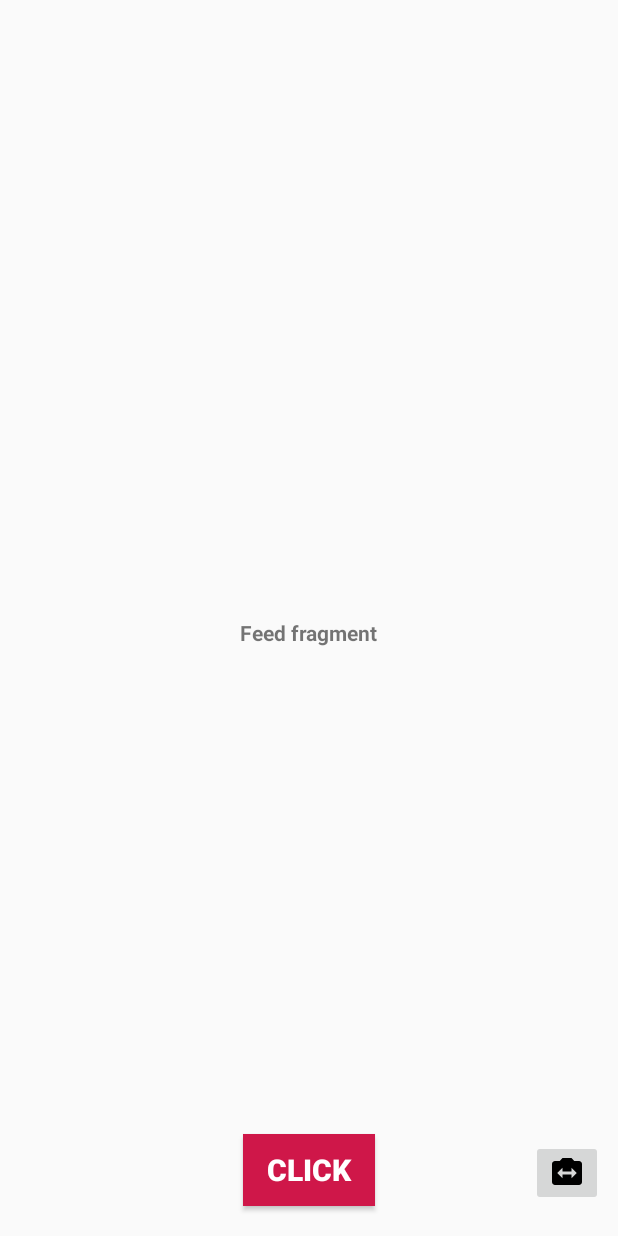
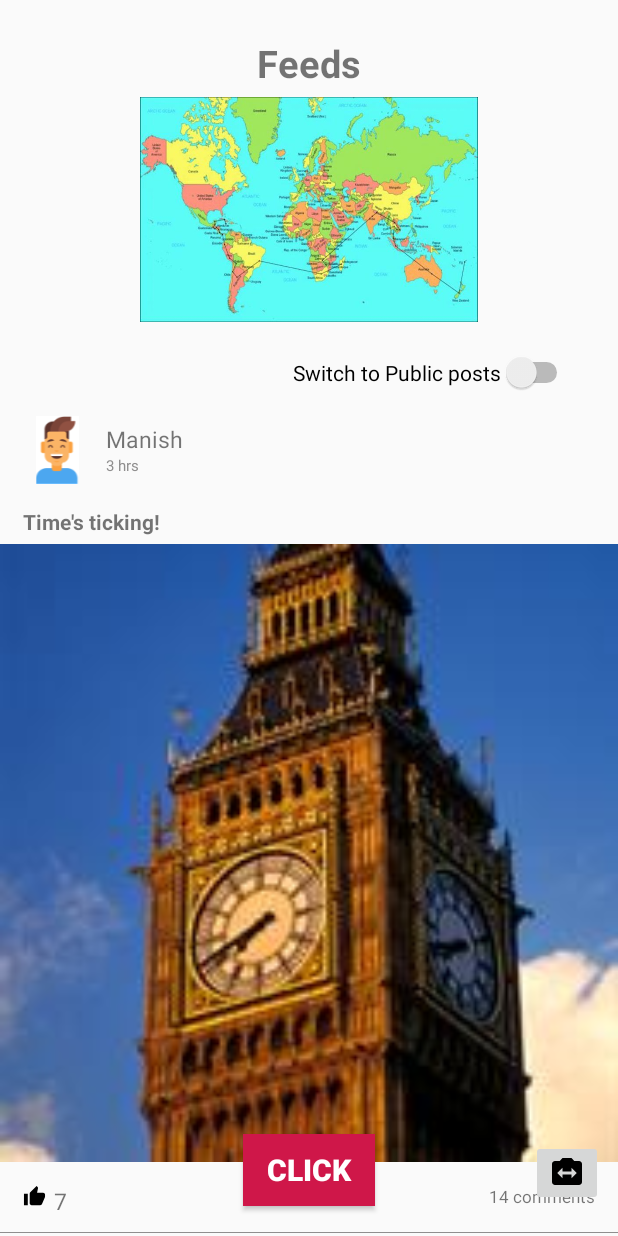
Before and after one commit to Rahulvs10/Wander, an Android app: the fragment FeedFragment placed in its activity, on a phone screen of 412 x 824 dp. Run offline under Robolectric (Android 15) with nearby library versions, the phone set to English and light mode, and no system bars; libraries missing offline, so code that uses them is left out: com.camerakit; plain views replace CameraKitView; Roboto replaces fonts that are not available here; 4 statements that could not run were skipped.

Commit message:
Add Feed Fragment

```diff
--- a/Android/app/build.gradle
+++ b/Android/app/build.gradle
@@ -37,4 +37,6 @@ dependencies {
     implementation 'com.camerakit:jpegkit:0.1.0'
     implementation 'org.jetbrains.kotlin:kotlin-stdlib-jdk7:1.3.0'
     implementation 'org.jetbrains.kotlinx:kotlinx-coroutines-android:1.0.0'
+    implementation 'com.github.bumptech.glide:glide:4.11.0'
+    annotationProcessor 'com.github.bumptech.glide:compiler:4.11.0'
 }
--- /dev/null
+++ b/Android/app/src/main/java/com/example/wander/feed/FeedAdapter.java
@@ -0,0 +1,94 @@
+package com.example.wander.feed;
+
+import android.content.Context;
+import android.view.LayoutInflater;
+import android.view.View;
+import android.view.ViewGroup;
+import android.widget.ImageView;
+import android.widget.TextView;
+import android.widget.Toast;
+
+import androidx.annotation.NonNull;
+import androidx.recyclerview.widget.RecyclerView;
+
+import com.bumptech.glide.Glide;
+import com.bumptech.glide.RequestManager;
+import com.example.wander.R;
+
+import java.lang.reflect.Array;
+import java.util.ArrayList;
+
+public class FeedAdapter extends RecyclerView.Adapter<FeedAdapter.FeedViewHolder> {
+
+    Context context;
+    ArrayList<FeedInteractor> feedInteractorArrayList;
+    RequestManager glide;
+    int switch_status; //0=>friend's posts, 1=>public posts
+    int type_of_posts; //0=>friend's posts, 1=>public posts
+
+    public FeedAdapter(Context context, ArrayList<FeedInteractor> feedInteractorArrayList,int switch_status) {
+        this.context = context;
+        this.feedInteractorArrayList = feedInteractorArrayList;
+        this.switch_status = switch_status;
+        glide = Glide.with(context);
+    }
+
+    @NonNull
+    @Override
+    public FeedViewHolder onCreateViewHolder(@NonNull ViewGroup parent, int viewType) {
+
+        View view = LayoutInflater.from(parent.getContext()).inflate(R.layout.row_feed,parent,false);
+        FeedViewHolder viewHolder = new FeedViewHolder(view);
+
+        return viewHolder;
+    }
+
+    @Override
+    public void onBindViewHolder(@NonNull FeedViewHolder holder, int position) {
+        final FeedInteractor feedInteractor = feedInteractorArrayList.get(position);
+
+        holder.name.setText(feedInteractor.getName());
+        holder.timestamp.setText(feedInteractor.getTime());
+        //Number of likes should be in number format
+        holder.likes.setText(String.valueOf(feedInteractor.getLikes()));
+        holder.comments.setText(feedInteractor.getComments() + " comments");
+        holder.status.setText(feedInteractor.getStatus());
+
+        //Load the image into the image view corresponding to profile pic
+        glide.load(feedInteractor.getProfile_pic()).into(holder.profile_pic);
+
+        //Check if there is an image in database and accordingly populate the image view corresponding to posted_pic
+        if (feedInteractor.getPosted_pic() == 0) {
+            holder.posted_pic.setVisibility(View.GONE);
+        } else {
+            holder.posted_pic.setVisibility(View.VISIBLE);
+            glide.load(feedInteractor.getPosted_pic()).into(holder.posted_pic);
+        }
+
+    }
+
+    @Override
+    public int getItemCount() {
+        return feedInteractorArrayList.size();
+    }
+
+    public class FeedViewHolder extends RecyclerView.ViewHolder {
+
+        TextView name,timestamp,likes,comments, status;
+        ImageView profile_pic,posted_pic;
+
+        public FeedViewHolder(@NonNull View itemView) {
+            super(itemView);
+
+            profile_pic = itemView.findViewById(R.id.profile_pic);
+            posted_pic = itemView.findViewById(R.id.posted_pic);
+
+            name = itemView.findViewById(R.id.tv_name);
+            timestamp = itemView.findViewById(R.id.tv_timestamp);
+            likes = itemView.findViewById(R.id.tv_likes);
+            comments = itemView.findViewById(R.id.tv_comments);
+            status = itemView.findViewById(R.id.tv_status);
+
+        }
+    }
+}
--- a/Android/app/src/main/java/com/example/wander/feed/FeedFragment.java
+++ b/Android/app/src/main/java/com/example/wander/feed/FeedFragment.java
@@ -4,15 +4,32 @@ import android.content.Context;
 import android.net.Uri;
 import android.os.Bundle;
 
+import androidx.annotation.NonNull;
+import androidx.annotation.Nullable;
 import androidx.fragment.app.Fragment;
+import androidx.recyclerview.widget.LinearLayoutManager;
+import androidx.recyclerview.widget.RecyclerView;
+import androidx.viewpager.widget.ViewPager;
 
 import android.view.LayoutInflater;
 import android.view.View;
 import android.view.ViewGroup;
+import android.widget.CompoundButton;
+import android.widget.LinearLayout;
+import android.widget.Switch;
+import android.widget.Toast;
 
 import com.example.wander.R;
 
+import java.util.ArrayList;
+
 public class FeedFragment extends Fragment {
+
+    RecyclerView friends_feeds_recycler,public_feeds_recycler;
+    ArrayList<FeedInteractor> feedInteractorArrayList = new ArrayList<>();
+    FeedAdapter feedAdapter;
+
+    private Switch switch_posts;
 
     public FeedFragment() {
         // Required empty public constructor
@@ -28,6 +45,64 @@ public class FeedFragment extends Fragment {
     public View onCreateView(LayoutInflater inflater, ViewGroup container,
                              Bundle savedInstanceState) {
         // Inflate the layout for this fragment
-        return inflater.inflate(R.layout.fragment_feed, container, false);
+        View view = inflater.inflate(R.layout.fragment_feed, container, false);
+        switch_posts = view.findViewById(R.id.type_of_posts);
+        friends_feeds_recycler = view.findViewById(R.id.friends_feeds_recycler);
+        public_feeds_recycler = view.findViewById(R.id.public_feeds_recycler);
+
+        //By default display Friends posts
+        showFriendsPosts();
+
+        //Switch for friends or public posts
+        switch_posts.setOnCheckedChangeListener((compoundButton, isSwitchedOn) -> {
+            if (isSwitchedOn) {
+                //Friends posts
+                showPublicPosts();
+            }else {
+                //Public posts
+                showFriendsPosts();
+            }
+        });
+
+
+        return view;
+    }
+
+    private void showFriendsPosts() {
+        public_feeds_recycler.setVisibility(View.GONE);
+        friends_feeds_recycler.setVisibility(View.VISIBLE);
+        friends_feeds_recycler.setLayoutManager(new LinearLayoutManager(getContext()));
+        feedAdapter = new FeedAdapter(getContext(),feedInteractorArrayList,0);
+        friends_feeds_recycler.setAdapter(feedAdapter);
+
+        //In order to avoid duplicating the posts
+        feedAdapter.feedInteractorArrayList.clear();
+        fillFriendsFeedRecycler();
+    }
+
+    private void showPublicPosts() {
+        friends_feeds_recycler.setVisibility(View.GONE);
+        public_feeds_recycler.setVisibility(View.VISIBLE);
+        public_feeds_recycler.setLayoutManager(new LinearLayoutManager(getContext()));
+        feedAdapter = new FeedAdapter(getContext(),feedInteractorArrayList,1);
+        public_feeds_recycler.setAdapter(feedAdapter);
+
+        //In order to avoid duplicating the posts
+        feedAdapter.feedInteractorArrayList.clear();
+        fillPublicFeedRecycler();
+    }
+
+
+    private void fillFriendsFeedRecycler() {
+        FeedInteractor feedItem = new FeedInteractor(1,7,R.drawable.profile_pic,R.drawable.img1,14,"Manish","3 hrs", "Time's ticking!",0);
+        feedInteractorArrayList.add(feedItem);
+
+        feedItem = new FeedInteractor(3,16,R.drawable.profile_pic,R.drawable.img3,24,"Manish","1 hrs", "Octopus invasion!!",0);
+        feedInteractorArrayList.add(feedItem);
+    }
+
+    private void fillPublicFeedRecycler() {
+        FeedInteractor feedItem = new FeedInteractor(2,26,R.drawable.profile_pic,R.drawable.img2,10,"Manish","2 hrs", "#Photography",1);
+        feedInteractorArrayList.add(feedItem);
     }
 }
--- /dev/null
+++ b/Android/app/src/main/java/com/example/wander/feed/FeedInteractor.java
@@ -0,0 +1,91 @@
+package com.example.wander.feed;
+
+public class FeedInteractor {
+
+    private int id,likes,profile_pic,posted_pic,comments;
+    String name,time,status;
+    private int type_of_posts; //0=>friend's posts, 1=>public posts
+
+    public FeedInteractor(int id, int likes, int profile_pic, int posted_pic, int comments, String name, String time, String status,int type_of_posts) {
+        this.id = id;
+        this.likes = likes;
+        this.profile_pic = profile_pic;
+        this.posted_pic = posted_pic;
+        this.comments = comments;
+        this.name = name;
+        this.time = time;
+        this.status = status;
+    }
+
+    public int getId() {
+        return id;
+    }
+
+    public void setId(int id) {
+        this.id = id;
+    }
+
+    public int getLikes() {
+        return likes;
+    }
+
+    public void setLikes(int likes) {
+        this.likes = likes;
+    }
+
+    public int getProfile_pic() {
+        return profile_pic;
+    }
+
+    public void setProfile_pic(int profile_pic) {
+        this.profile_pic = profile_pic;
+    }
+
+    public int getPosted_pic() {
+        return posted_pic;
+    }
+
+    public void setPosted_pic(int posted_pic) {
+        this.posted_pic = posted_pic;
+    }
+
+    public int getComments() {
+        return comments;
+    }
+
+    public void setComments(int comments) {
+        this.comments = comments;
+    }
+
+    public String getName() {
+        return name;
+    }
+
+    public void setName(String name) {
+        this.name = name;
+    }
+
+    public String getTime() {
+        return time;
+    }
+
+    public int getType_of_posts() {
+        return type_of_posts;
+    }
+
+    public void setType_of_posts(int type_of_posts) {
+        this.type_of_posts = type_of_posts;
+    }
+
+    public void setTime(String time) {
+        this.time = time;
+    }
+
+    public String getStatus() {
+        return status;
+    }
+
+    public void setStatus(String status) {
+        this.status = status;
+    }
+}
--- /dev/null
+++ b/Android/app/src/main/java/com/example/wander/feed/FeedPresenter.java
@@ -0,0 +1,4 @@
+package com.example.wander.feed;
+
+public class FeedPresenter {
+}
--- a/Android/app/src/main/java/com/example/wander/home/HomeFragment.java
+++ b/Android/app/src/main/java/com/example/wander/home/HomeFragment.java
@@ -8,11 +8,6 @@ import android.os.Bundle;
 import androidx.annotation.NonNull;
 import androidx.annotation.Nullable;
 import androidx.fragment.app.Fragment;
-import androidx.viewpager.widget.ViewPager;
-
-import android.os.Environment;
-import android.provider.MediaStore;
-import android.util.Log;
 import android.view.LayoutInflater;
 import android.view.View;
 import android.view.ViewGroup;
--- /dev/null
+++ b/Android/app/src/main/res/drawable/ic_comment.xml
@@ -0,0 +1,9 @@
+<vector xmlns:android="http://schemas.android.com/apk/res/android"
+        android:width="24dp"
+        android:height="24dp"
+        android:viewportWidth="24.0"
+        android:viewportHeight="24.0">
+    <path
+        android:fillColor="#FF000000"
+        android:pathData="M21.99,4c0,-1.1 -0.89,-2 -1.99,-2L4,2c-1.1,0 -2,0.9 -2,2v12c0,1.1 0.9,2 2,2h14l4,4 -0.01,-18zM18,14L6,14v-2h12v2zM18,11L6,11L6,9h12v2zM18,8L6,8L6,6h12v2z"/>
+</vector>
--- /dev/null
+++ b/Android/app/src/main/res/drawable/ic_screen_share.xml
@@ -0,0 +1,9 @@
+<vector xmlns:android="http://schemas.android.com/apk/res/android"
+        android:width="24dp"
+        android:height="24dp"
+        android:viewportWidth="24.0"
+        android:viewportHeight="24.0">
+    <path
+        android:fillColor="#FF000000"
+        android:pathData="M20,18c1.1,0 1.99,-0.9 1.99,-2L22,6c0,-1.11 -0.9,-2 -2,-2L4,4c-1.11,0 -2,0.89 -2,2v10c0,1.1 0.89,2 2,2L0,18v2h24v-2h-4zM13,14.47v-2.19c-2.78,0 -4.61,0.85 -6,2.72 0.56,-2.67 2.11,-5.33 6,-5.87L13,7l4,3.73 -4,3.74z"/>
+</vector>
--- /dev/null
+++ b/Android/app/src/main/res/drawable/ic_thumb_up.xml
@@ -0,0 +1,9 @@
+<vector xmlns:android="http://schemas.android.com/apk/res/android"
+        android:width="24dp"
+        android:height="24dp"
+        android:viewportWidth="24.0"
+        android:viewportHeight="24.0">
+    <path
+        android:fillColor="#FF000000"
+        android:pathData="M1,21h4L5,9L1,9v12zM23,10c0,-1.1 -0.9,-2 -2,-2h-6.31l0.95,-4.57 0.03,-0.32c0,-0.41 -0.17,-0.79 -0.44,-1.06L14.17,1 7.59,7.59C7.22,7.95 7,8.45 7,9v10c0,1.1 0.9,2 2,2h9c0.83,0 1.54,-0.5 1.84,-1.22l3.02,-7.05c0.09,-0.23 0.14,-0.47 0.14,-0.73v-1.91l-0.01,-0.01L23,10z"/>
+</vector>
--- a/Android/app/src/main/res/layout/fragment_feed.xml
+++ b/Android/app/src/main/res/layout/fragment_feed.xml
@@ -1,16 +1,51 @@
 <?xml version="1.0" encoding="utf-8"?>
-<FrameLayout xmlns:android="http://schemas.android.com/apk/res/android"
+<LinearLayout xmlns:android="http://schemas.android.com/apk/res/android"
     xmlns:tools="http://schemas.android.com/tools"
     android:layout_width="match_parent"
     android:layout_height="match_parent"
+    android:orientation="vertical"
     tools:context=".feed.FeedFragment">
 
-    <!-- TODO: Update blank fragment layout -->
+
     <TextView
         android:layout_width="wrap_content"
         android:layout_height="wrap_content"
+        android:textStyle="bold"
+        android:textSize="25sp"
+        android:layout_marginTop="5dp"
         android:layout_gravity="center"
-        android:textStyle="bold"
-        android:text="Feed fragment" />
+        android:text="Feeds"/>
 
-</FrameLayout>
+    <ImageView
+        android:id="@+id/map"
+        android:layout_width="match_parent"
+        android:layout_height="150dp"
+        android:src="@drawable/world_map"
+        android:layout_marginTop="5dp"
+        android:contentDescription="@string/map_of_the_world"/>
+
+    <Switch
+        android:id="@+id/type_of_posts"
+        android:layout_width="wrap_content"
+        android:layout_height="wrap_content"
+        android:layout_gravity="right"
+        android:layout_marginTop="20dp"
+        android:layout_marginEnd="30dp"
+        android:text="Switch to Public posts" />
+
+
+<!--  Recycler view for friends posts  -->
+    <androidx.recyclerview.widget.RecyclerView
+        android:id="@+id/friends_feeds_recycler"
+        android:layout_width="match_parent"
+        android:layout_height="wrap_content"/>
+
+<!--  Recycler view for public posts  -->
+    <androidx.recyclerview.widget.RecyclerView
+        android:id="@+id/public_feeds_recycler"
+        android:visibility="gone"
+        android:layout_width="match_parent"
+        android:layout_height="wrap_content"/>
+
+
+</LinearLayout>
--- a/Android/app/src/main/res/layout/fragment_home.xml
+++ b/Android/app/src/main/res/layout/fragment_home.xml
@@ -11,10 +11,8 @@
         android:layout_width="match_parent"
         android:layout_height="match_parent"
         android:adjustViewBounds="true"
-        android:keepScreenOn="true"
-        app:camera_flash="auto"
         app:camera_facing="back"
-        app:camera_focus="continuous"
+        app:camera_focus="auto"
         app:camera_permissions="camera" />
 
     <ImageView
--- /dev/null
+++ b/Android/app/src/main/res/layout/row_feed.xml
@@ -0,0 +1,222 @@
+<?xml version="1.0" encoding="utf-8"?>
+<RelativeLayout xmlns:android="http://schemas.android.com/apk/res/android"
+    android:layout_width="match_parent"
+    android:layout_height="wrap_content"
+    android:layout_marginBottom="25dp">
+
+
+<!-- Top row profile info  -->
+    <RelativeLayout
+        android:id="@+id/profile_row"
+        android:layout_marginStart="15dp"
+        android:layout_marginTop="15dp"
+        android:layout_marginEnd="15dp"
+        android:layout_width="match_parent"
+        android:layout_height="wrap_content">
+
+<!--    Profile picture    -->
+        <ImageView
+            android:id="@+id/profile_pic"
+            android:layout_width="45dp"
+            android:layout_height="45dp"
+            android:adjustViewBounds="true"
+            android:scaleType="fitCenter"
+            android:src="@drawable/profile_pic"/>
+
+<!--    Name and timestamp    -->
+        <LinearLayout
+            android:layout_width="wrap_content"
+            android:layout_height="wrap_content"
+            android:layout_marginStart="10dp"
+            android:layout_toEndOf="@+id/profile_pic"
+            android:layout_centerVertical="true"
+            android:orientation="vertical">
+
+            <TextView
+                android:id="@+id/tv_name"
+                android:layout_width="wrap_content"
+                android:layout_height="wrap_content"
+                android:text="Robert Downey Jr."
+                android:textSize="15sp"/>
+
+            <TextView
+                android:id="@+id/tv_timestamp"
+                android:layout_width="wrap_content"
+                android:layout_height="wrap_content"
+                android:textSize="10sp"
+                android:text="timestamp"
+                android:textColor="#8F8E8E"/>
+
+        </LinearLayout>
+
+    </RelativeLayout>
+
+<!--  Text related to the pic posted  -->
+    <TextView
+        android:id="@+id/tv_status"
+        android:layout_width="match_parent"
+        android:layout_height="wrap_content"
+        android:layout_below="@id/profile_row"
+        android:textSize="14sp"
+        android:layout_marginStart="15dp"
+        android:layout_marginEnd="15dp"
+        android:text="Wonderful pic!!"
+        android:textStyle="bold"
+        android:layout_marginTop="15dp"/>
+
+<!--  Pic posted for feeds  -->
+<!--  Initially the posted pic has visibility of "gone"  -->
+    <ImageView
+        android:id="@+id/posted_pic"
+        android:layout_width="match_parent"
+        android:layout_height="wrap_content"
+        android:layout_below="@id/tv_status"
+        android:layout_marginTop="5dp"
+        android:visibility="gone"
+        android:adjustViewBounds="true"
+        android:scaleType="fitCenter"
+        android:src="@drawable/img1"/>
+
+<!--  Likes and comments section  -->
+    <RelativeLayout
+        android:id="@+id/likes_and_comments_section"
+        android:layout_width="match_parent"
+        android:layout_height="wrap_content"
+        android:layout_marginTop="15dp"
+        android:layout_marginEnd="15dp"
+        android:layout_marginStart="15dp"
+        android:layout_below="@id/posted_pic">
+
+<!--    Likes    -->
+        <LinearLayout
+            android:layout_width="wrap_content"
+            android:layout_height="wrap_content">
+
+            <ImageView
+                android:layout_width="15dp"
+                android:layout_height="15dp"
+                android:src="@drawable/ic_thumb_up"/>
+
+            <TextView
+                android:id="@+id/tv_likes"
+                android:layout_width="wrap_content"
+                android:layout_height="wrap_content"
+                android:text="156"
+                android:textSize="15sp"
+                android:layout_marginStart="5dp"/>
+
+        </LinearLayout>
+
+<!--    Comments    -->
+        <TextView
+            android:id="@+id/tv_comments"
+            android:layout_width="wrap_content"
+            android:layout_height="wrap_content"
+            android:layout_alignParentRight="true"
+            android:text="45 comments"
+            android:textSize="11sp"/>
+
+    </RelativeLayout>
+
+
+
+    <ImageView
+        android:id="@+id/line_separation"
+        android:layout_width="match_parent"
+        android:layout_height="0.5dp"
+        android:background="#8F8E8E"
+        android:layout_marginTop="10dp"
+        android:layout_below="@id/likes_and_comments_section"/>
+
+    <LinearLayout
+        android:layout_width="match_parent"
+        android:layout_height="45dp"
+        android:layout_below="@id/line_separation">
+
+        <RelativeLayout
+            android:layout_width="match_parent"
+            android:layout_height="match_parent"
+            android:layout_weight="1">
+
+            <LinearLayout
+                android:layout_width="wrap_content"
+                android:layout_height="wrap_content"
+                android:layout_centerInParent="true">
+
+                <ImageView
+                    android:layout_width="18dp"
+                    android:layout_height="18dp"
+                    android:adjustViewBounds="true"
+                    android:scaleType="fitCenter"
+                    android:src="@drawable/ic_thumb_up"/>
+
+                <TextView
+                    android:layout_width="wrap_content"
+                    android:layout_height="wrap_content"
+                    android:layout_marginStart="10dp"
+                    android:text="Like"
+                    android:textSize="11sp"/>
+
+            </LinearLayout>
+
+        </RelativeLayout>
+
+        <RelativeLayout
+            android:layout_width="match_parent"
+            android:layout_height="match_parent"
+            android:layout_weight="1">
+
+            <LinearLayout
+                android:layout_width="wrap_content"
+                android:layout_height="wrap_content"
+                android:layout_centerInParent="true">
+
+                <ImageView
+                    android:layout_width="18dp"
+                    android:layout_height="18dp"
+                    android:adjustViewBounds="true"
+                    android:scaleType="fitCenter"
+                    android:src="@drawable/ic_comment"/>
+
+                <TextView
+                    android:layout_width="wrap_content"
+                    android:layout_height="wrap_content"
+                    android:layout_marginStart="10dp"
+                    android:text="Comment"
+                    android:textSize="11sp"/>
+
+            </LinearLayout>
+
+        </RelativeLayout>
+
+        <RelativeLayout
+            android:layout_width="match_parent"
+            android:layout_height="match_parent"
+            android:layout_weight="1">
+
+            <LinearLayout
+                android:layout_width="wrap_content"
+                android:layout_height="wrap_content"
+                android:layout_centerInParent="true">
+
+                <ImageView
+                    android:layout_width="18dp"
+                    android:layout_height="18dp"
+                    android:adjustViewBounds="true"
+                    android:scaleType="fitCenter"
+                    android:src="@drawable/ic_screen_share"/>
+
+                <TextView
+                    android:layout_width="wrap_content"
+                    android:layout_height="wrap_content"
+                    android:layout_marginStart="10dp"
+                    android:text="Share"
+                    android:textSize="11sp"/>
+
+            </LinearLayout>
+
+        </RelativeLayout>
+
+    </LinearLayout>
+
+</RelativeLayout>
--- a/Android/app/src/main/res/values/strings.xml
+++ b/Android/app/src/main/res/values/strings.xml
@@ -267,4 +267,5 @@
 
     <!-- TODO: Remove or change this placeholder text -->
     <string name="hello_blank_fragment">Hello blank fragment</string>
+    <string name="map_of_the_world">Map of the world</string>
 </resources>
```
Also changed, not shown: Android/app/src/main/res/drawable/img1.jpg (added), Android/app/src/main/res/drawable/img2.jpg (added), Android/app/src/main/res/drawable/img3.jpg (added), Android/app/src/main/res/drawable/img4.jpg (added), Android/app/src/main/res/drawable/img5.jpg (added), Android/app/src/main/res/drawable/img6.jpg (added), Android/app/src/main/res/drawable/world_map.jpg (added).
